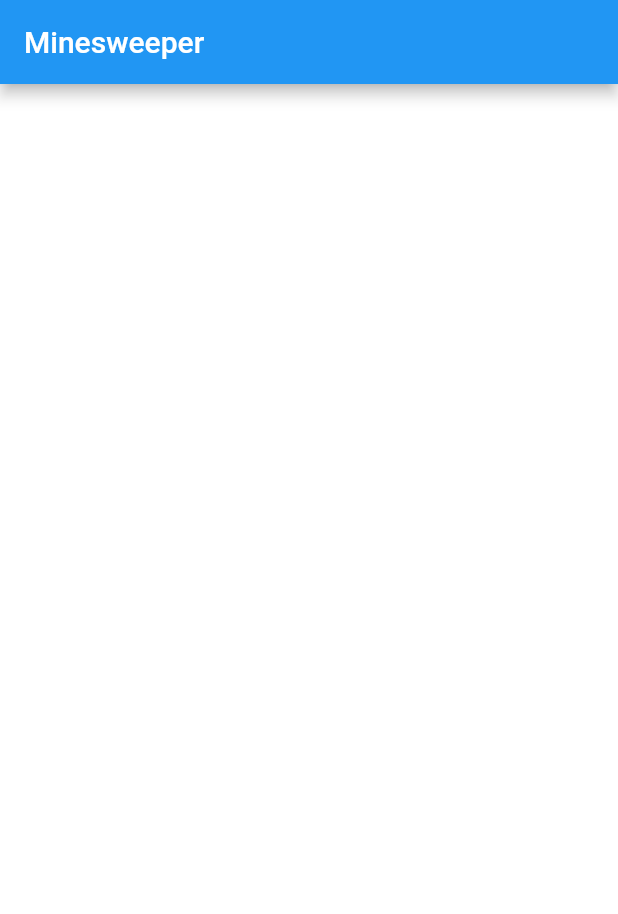
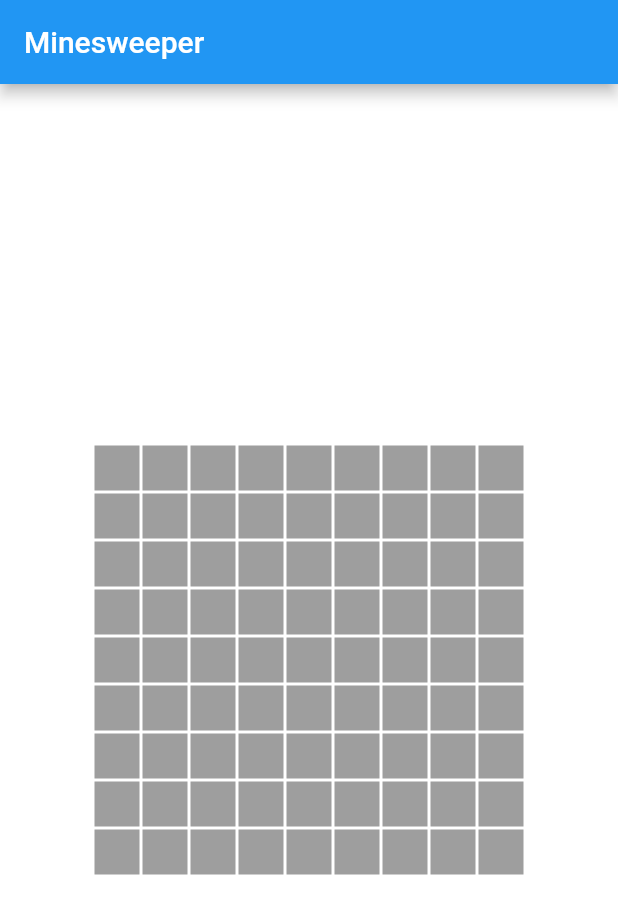
Before and after one commit to rohan20/flutter-minesweeper, a Flutter app: the screen it shows after launch, on a phone screen of 412 x 824 dp. Shown: the top 914 px of the screen. Run offline on Flutter 3.47's test engine with Material 2 defaults, Android fonts, the phone set to English and light mode, and no system bars.

Commit message:
added basic game board'

```diff
--- a/lib/game_page.dart
+++ b/lib/game_page.dart
@@ -1,4 +1,6 @@
 import 'package:flutter/material.dart';
+
+enum TileState { covered, blown, open, flagged, revealed }
 
 class GamePage extends StatelessWidget {
   @override
@@ -8,10 +10,80 @@ class GamePage extends StatelessWidget {
         appBar: AppBar(
           title: Text("Minesweeper"),
         ),
-        body: Container(
-          color: Colors.white,
-        ),
+        body: GameBoard(),
       ),
     );
   }
 }
+
+class GameBoard extends StatefulWidget {
+  @override
+  _GameBoardState createState() => _GameBoardState();
+}
+
+class _GameBoardState extends State<GameBoard> {
+  final int numOfRows = 9;
+  final int numOfColumns = 9;
+  final int numOfMines = 11;
+
+  List<List<TileState>> gameTilesState;
+
+  void resetBoard() {
+    gameTilesState = List<List<TileState>>.generate(numOfRows, (row) {
+      return List<TileState>.filled(numOfColumns, TileState.covered);
+    });
+  }
+
+  @override
+  void initState() {
+    resetBoard();
+    super.initState();
+  }
+
+  Widget buildBoard() {
+    List<Row> gameBoardRow = <Row>[];
+
+    for (int i = 0; i < numOfRows; i++) {
+      List<Widget> rowChildren = <Widget>[];
+
+      for (int j = 0; j < numOfColumns; j++) {
+        TileState tileState = gameTilesState[i][j];
+
+        if (tileState == TileState.covered) {
+          rowChildren.add(GestureDetector(
+            child: Container(
+              margin: const EdgeInsets.all(1.0),
+              height: 30.0,
+              width: 30.0,
+              color: Colors.grey,
+            ),
+          ));
+        }
+      }
+
+      gameBoardRow.add(Row(
+        children: rowChildren,
+        mainAxisAlignment: MainAxisAlignment.center,
+        key: ValueKey<int>(i),
+      ));
+    }
+
+    return Container(
+      padding: const EdgeInsets.all(10.0),
+      child: Column(
+        mainAxisSize: MainAxisSize.min,
+        children: gameBoardRow,
+      ),
+    );
+  }
+
+  @override
+  Widget build(BuildContext context) {
+    return Container(
+      color: Colors.white,
+      child: Center(
+        child: buildBoard(),
+      ),
+    );
+  }
+}
```
